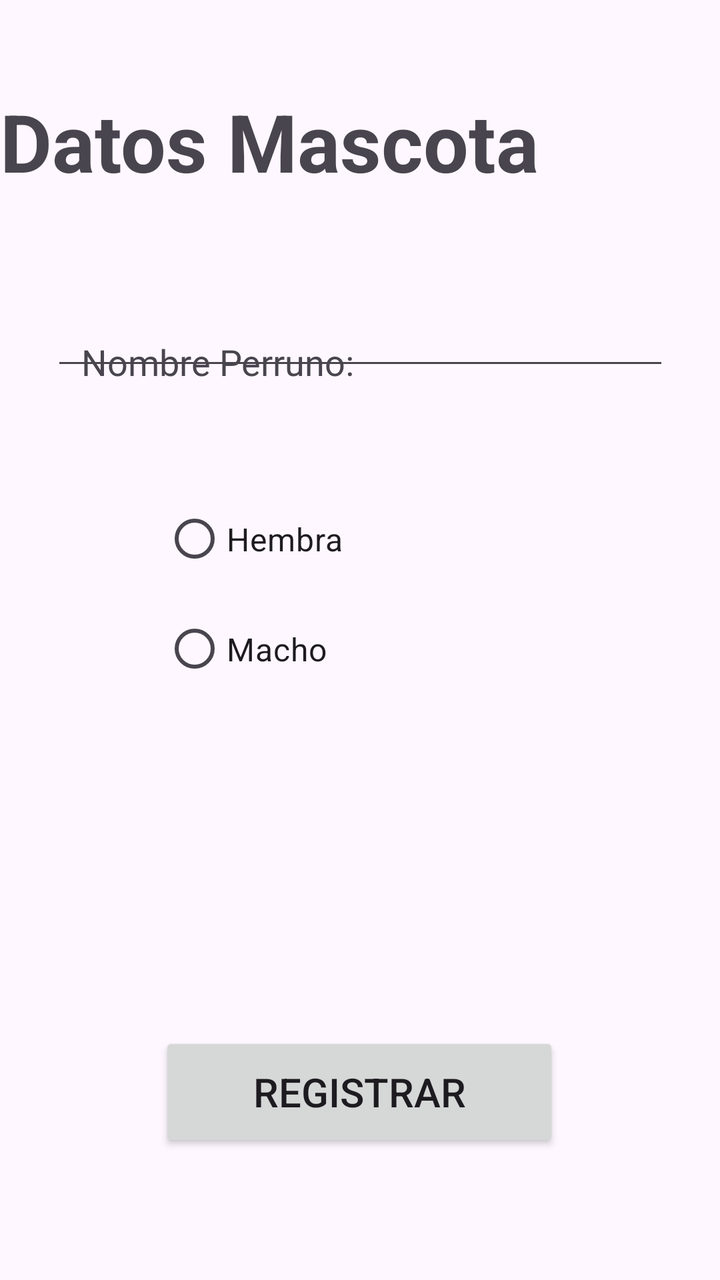
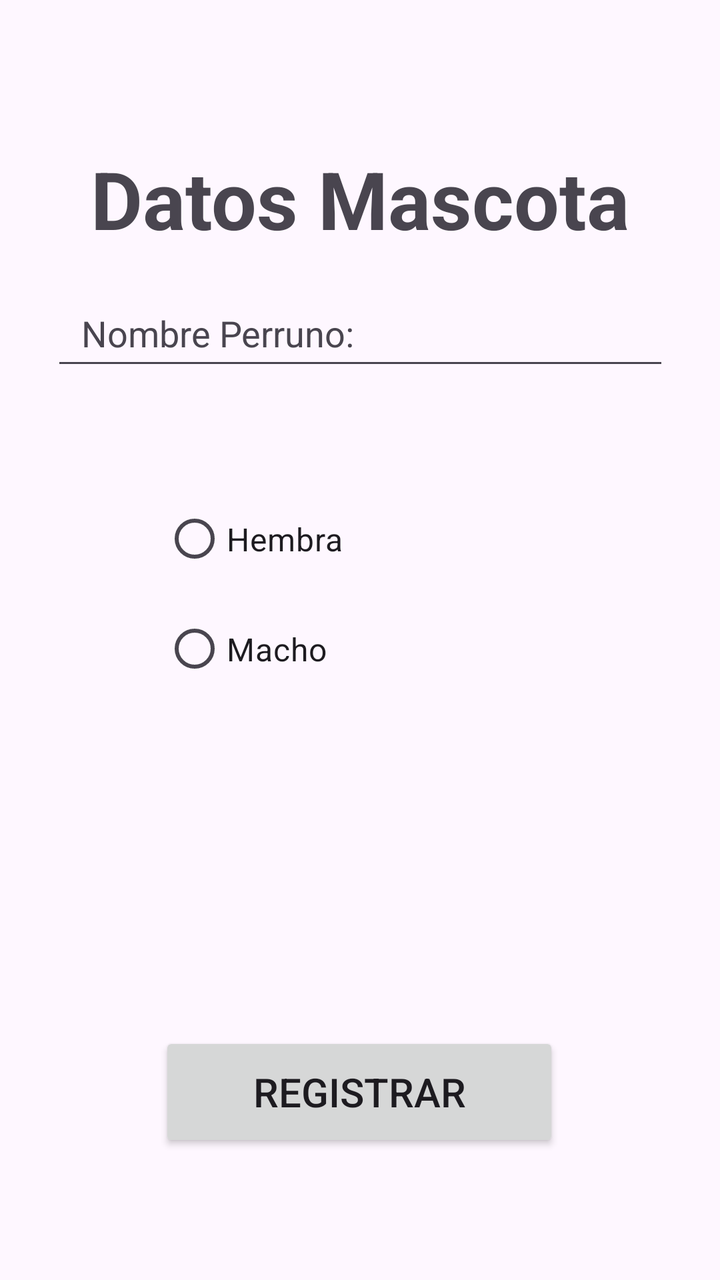

Two renders of the same Android screen: before a commit and after it. Below are the layout's source before the change and the commit's diff.
<!-- AndroidManifest.xml: application theme Theme.MascotaRuta_WAV -->
<!-- res/layout/activity_registrar_mascota.xml -->
<?xml version="1.0" encoding="utf-8"?>
<androidx.constraintlayout.widget.ConstraintLayout xmlns:android="http://schemas.android.com/apk/res/android"
    xmlns:app="http://schemas.android.com/apk/res-auto"
    xmlns:tools="http://schemas.android.com/tools"
    android:id="@+id/main"
    android:layout_width="match_parent"
    android:layout_height="match_parent"
    tools:context=".RegistrarMascotaActivity">

    <TextView
        android:id="@+id/titleMascota"
        android:layout_width="wrap_content"
        android:layout_height="wrap_content"
        android:layout_marginTop="44dp"
        android:text="Datos Mascota"
        android:textSize="40dp"
        android:textStyle="bold"
        app:layout_constraintTop_toTopOf="parent"
        tools:layout_editor_absoluteX="77dp" />

    <TextView
        android:layout_width="157dp"
        android:layout_height="27dp"
        android:text="Nombre Perruno:"
        android:textSize="18dp"
        app:layout_constraintBottom_toBottomOf="parent"
        app:layout_constraintEnd_toEndOf="parent"
        app:layout_constraintHorizontal_bias="0.2"
        app:layout_constraintStart_toStartOf="parent"
        app:layout_constraintTop_toTopOf="parent"
        app:layout_constraintVertical_bias="0.275" />

    <EditText
        android:id="@+id/etNombre"
        android:layout_width="309dp"
        android:layout_height="60dp"
        android:layout_marginBottom="52dp"
        app:layout_constraintBottom_toTopOf="@+id/rgGenero"
        app:layout_constraintEnd_toEndOf="parent"
        app:layout_constraintStart_toStartOf="parent"
        app:layout_constraintTop_toBottomOf="@+id/titleMascota"
        app:layout_constraintVertical_bias="1.0" />

    <RadioGroup
        android:id="@+id/rgGenero"
        android:layout_width="198dp"
        android:layout_height="134dp"
        android:layout_marginBottom="140dp"
        app:layout_constraintBottom_toTopOf="@+id/btnRegistrar"
        app:layout_constraintEnd_toEndOf="parent"
        app:layout_constraintHorizontal_bias="0.502"
        app:layout_constraintStart_toStartOf="parent">

        <RadioButton
            android:id="@+id/rbHembra"
            android:layout_width="180dp"
            android:layout_height="55dp"
            android:text="Hembra"
            android:textSize="16dp" />

        <RadioButton
            android:id="@+id/rbMacho"
            android:layout_width="180dp"
            android:layout_height="55dp"
            android:text="Macho"
            android:textSize="16dp" />
    </RadioGroup>

    <Button
        android:id="@+id/btnRegistrar"
        android:layout_width="200dp"
        android:layout_height="60dp"
        android:layout_marginBottom="64dp"
        android:text="Registrar"
        android:textSize="20dp"
        app:layout_constraintBottom_toBottomOf="parent"
        app:layout_constraintEnd_toEndOf="parent"
        app:layout_constraintHorizontal_bias="0.497"
        app:layout_constraintStart_toStartOf="parent" />

</androidx.constraintlayout.widget.ConstraintLayout>
<!-- resources referenced by this layout -->
<resources>
  <style name="Theme.MascotaRuta_WAV" parent="Base.Theme.MascotaRuta_WAV" />
  <style name="Base.Theme.MascotaRuta_WAV" parent="Theme.Material3.DayNight.NoActionBar">
          
          
      </style>
</resources>

<!-- the commit's change to res/layout/activity_registrar_mascota.xml (unified diff, before → after) -->
@@ -15,10 +15,13 @@
         android:text="Datos Mascota"
         android:textSize="40dp"
         android:textStyle="bold"
-        app:layout_constraintTop_toTopOf="parent"
-        tools:layout_editor_absoluteX="77dp" />
+        app:layout_constraintBottom_toTopOf="@+id/textView3"
+        app:layout_constraintEnd_toEndOf="parent"
+        app:layout_constraintStart_toStartOf="parent"
+        app:layout_constraintTop_toTopOf="parent" />
 
     <TextView
+        android:id="@+id/textView3"
         android:layout_width="157dp"
         android:layout_height="27dp"
         android:text="Nombre Perruno:"
@@ -28,7 +31,7 @@
         app:layout_constraintHorizontal_bias="0.2"
         app:layout_constraintStart_toStartOf="parent"
         app:layout_constraintTop_toTopOf="parent"
-        app:layout_constraintVertical_bias="0.275" />
+        app:layout_constraintVertical_bias="0.252" />
 
     <EditText
         android:id="@+id/etNombre"
